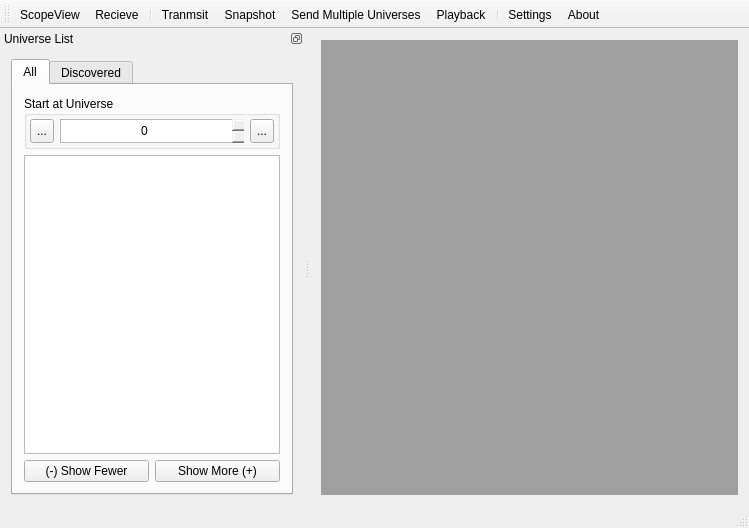
Qt form ui/mdimainwindow.ui (docsteer/sacnview) before a commit.
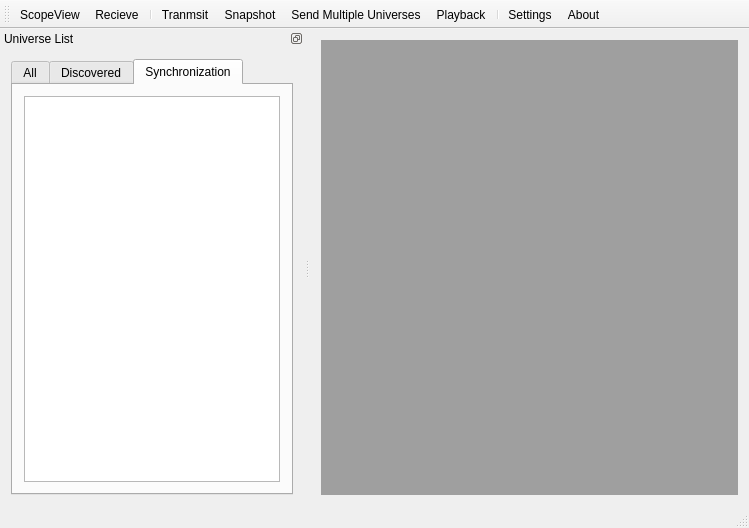
The same form after that commit. The open tabs and pages were chosen to show the change. Icons and pictures are not drawn.

Commit message: Synchronization - Show known sources and known synced universes

Diff of the .ui file:
```diff
--- a/ui/mdimainwindow.ui
+++ b/ui/mdimainwindow.ui
@@ -303,6 +303,29 @@
          </item>
         </layout>
        </widget>
+       <widget class="QWidget" name="tabSync">
+        <attribute name="title">
+         <string>Synchronization</string>
+        </attribute>
+        <layout class="QVBoxLayout" name="verticalLayout_5">
+         <item>
+          <widget class="QTreeView" name="treeViewSync">
+           <property name="editTriggers">
+            <set>QAbstractItemView::NoEditTriggers</set>
+           </property>
+           <property name="alternatingRowColors">
+            <bool>true</bool>
+           </property>
+           <property name="itemsExpandable">
+            <bool>true</bool>
+           </property>
+           <attribute name="headerVisible">
+            <bool>false</bool>
+           </attribute>
+          </widget>
+         </item>
+        </layout>
+       </widget>
       </widget>
      </item>
     </layout>
```
The commit also changes 22 other files.
